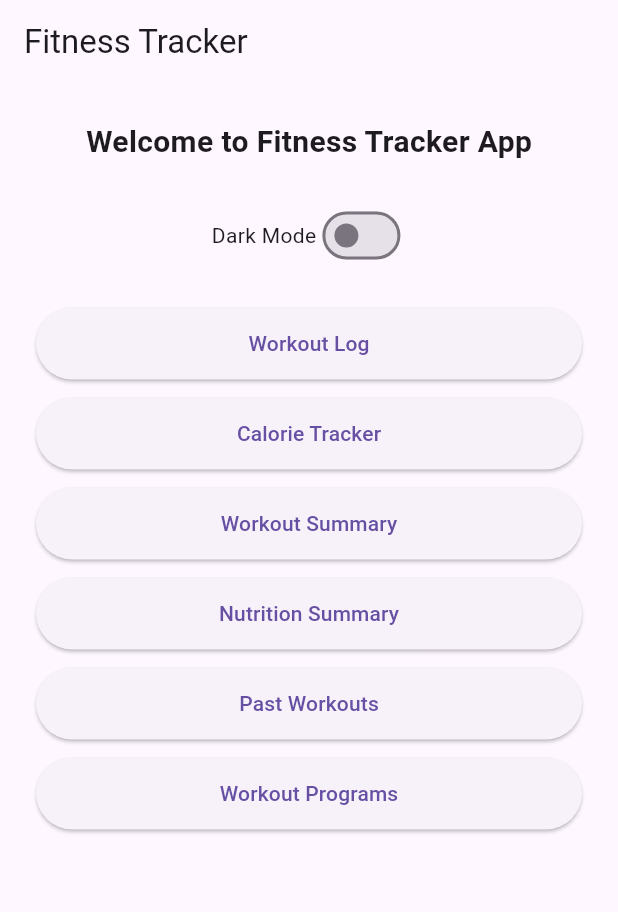
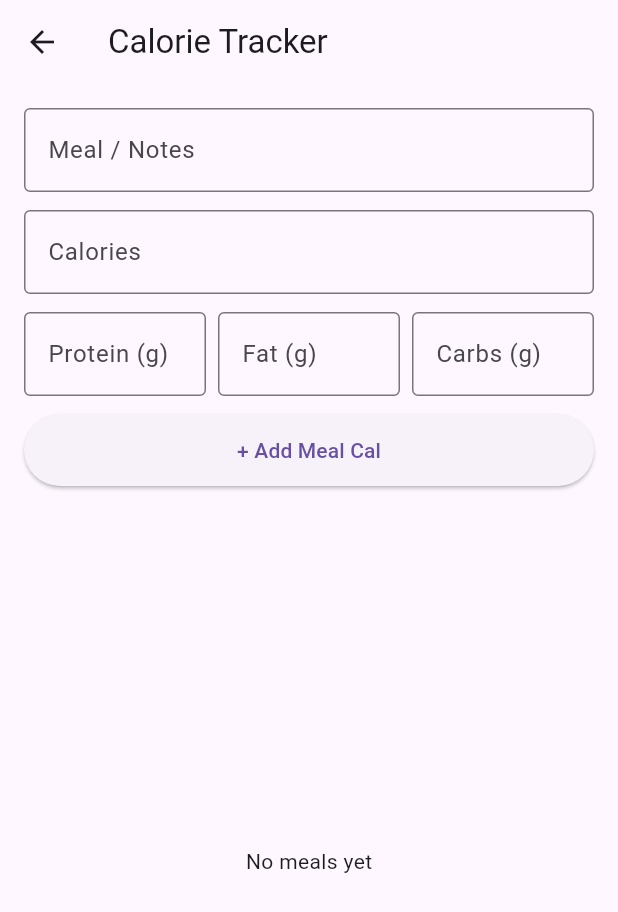
Before and after one commit to mohitkokane3900/fitness_tracker_app, a Flutter app: the screen it shows after launch, after a tap on "Calorie Tracker", on a phone screen of 412 x 824 dp. Shown: the top 912 px of the screen. Run offline on Flutter 3.47's test engine with Material 3 defaults, Android fonts, the phone set to English and light mode, and no system bars; our stand-ins replace shared_preferences.

Commit message:
Added calorie tracker page and meal list ui

```diff
--- /dev/null
+++ b/lib/screens/calorie_tracker_screen.dart
@@ -0,0 +1,145 @@
+import 'package:flutter/material.dart';
+
+class CalorieTrackerScreen extends StatefulWidget {
+  const CalorieTrackerScreen({super.key});
+  @override
+  State<CalorieTrackerScreen> createState() => _CalorieTrackerScreenState();
+}
+
+class _CalorieTrackerScreenState extends State<CalorieTrackerScreen> {
+  final TextEditingController mealCtl = TextEditingController();
+  final TextEditingController calCtl = TextEditingController();
+  final TextEditingController proteinCtl = TextEditingController();
+  final TextEditingController fatCtl = TextEditingController();
+  final TextEditingController carbsCtl = TextEditingController();
+
+  final List<Map<String, dynamic>> meals = [];
+
+  void _addMeal() {
+    final mealName = mealCtl.text.trim();
+    final cal = calCtl.text.trim();
+    final p = proteinCtl.text.trim();
+    final f = fatCtl.text.trim();
+    final c = carbsCtl.text.trim();
+
+    if (mealName.isEmpty) {
+      ScaffoldMessenger.of(
+        context,
+      ).showSnackBar(const SnackBar(content: Text('Enter meal info')));
+      return;
+    }
+
+    setState(() {
+      meals.insert(0, {
+        'meal_desc': mealName,
+        'calories': cal,
+        'protein_g': p,
+        'fat_g': f,
+        'carbs_g': c,
+        'time': DateTime.now().toString(),
+      });
+    });
+
+    mealCtl.clear();
+    calCtl.clear();
+    proteinCtl.clear();
+    fatCtl.clear();
+    carbsCtl.clear();
+  }
+
+  @override
+  Widget build(BuildContext context) {
+    return Scaffold(
+      appBar: AppBar(title: const Text('Calorie Tracker')),
+      body: Padding(
+        padding: const EdgeInsets.all(16),
+        child: Column(
+          children: [
+            TextField(
+              controller: mealCtl,
+              decoration: const InputDecoration(
+                border: OutlineInputBorder(),
+                labelText: 'Meal / Notes',
+              ),
+            ),
+            const SizedBox(height: 12),
+            TextField(
+              controller: calCtl,
+              keyboardType: TextInputType.number,
+              decoration: const InputDecoration(
+                border: OutlineInputBorder(),
+                labelText: 'Calories',
+              ),
+            ),
+            const SizedBox(height: 12),
+            Row(
+              children: [
+                Expanded(
+                  child: TextField(
+                    controller: proteinCtl,
+                    keyboardType: TextInputType.number,
+                    decoration: const InputDecoration(
+                      border: OutlineInputBorder(),
+                      labelText: 'Protein (g)',
+                    ),
+                  ),
+                ),
+                const SizedBox(width: 8),
+                Expanded(
+                  child: TextField(
+                    controller: fatCtl,
+                    keyboardType: TextInputType.number,
+                    decoration: const InputDecoration(
+                      border: OutlineInputBorder(),
+                      labelText: 'Fat (g)',
+                    ),
+                  ),
+                ),
+                const SizedBox(width: 8),
+                Expanded(
+                  child: TextField(
+                    controller: carbsCtl,
+                    keyboardType: TextInputType.number,
+                    decoration: const InputDecoration(
+                      border: OutlineInputBorder(),
+                      labelText: 'Carbs (g)',
+                    ),
+                  ),
+                ),
+              ],
+            ),
+            const SizedBox(height: 12),
+            SizedBox(
+              width: double.infinity,
+              height: 48,
+              child: ElevatedButton(
+                onPressed: _addMeal,
+                child: const Text('+ Add Meal Cal'),
+              ),
+            ),
+            const SizedBox(height: 16),
+            Expanded(
+              child: meals.isEmpty
+                  ? const Center(child: Text('No meals yet'))
+                  : ListView.builder(
+                      itemCount: meals.length,
+                      itemBuilder: (context, index) {
+                        final row = meals[index];
+                        return Card(
+                          margin: const EdgeInsets.only(bottom: 12),
+                          child: Padding(
+                            padding: const EdgeInsets.all(12),
+                            child: Text(
+                              '${row['meal_desc']}\nCalories: ${row['calories']}\nProtein: ${row['protein_g']} g\nFat: ${row['fat_g']} g\nCarbs: ${row['carbs_g']} g\n${row['time']}',
+                            ),
+                          ),
+                        );
+                      },
+                    ),
+            ),
+          ],
+        ),
+      ),
+    );
+  }
+}
--- a/lib/screens/home_screen.dart
+++ b/lib/screens/home_screen.dart
@@ -1,5 +1,6 @@
 import 'package:flutter/material.dart';
 import 'workout_log_screen.dart';
+import 'calorie_tracker_screen.dart';
 
 class HomeScreen extends StatelessWidget {
   final bool dark;
@@ -22,7 +23,6 @@ class HomeScreen extends StatelessWidget {
         padding: const EdgeInsets.all(24),
         child: SingleChildScrollView(
           child: Column(
-            mainAxisAlignment: MainAxisAlignment.start,
             children: [
               const Text(
                 'Welcome to Fitness Tracker App',
@@ -57,7 +57,14 @@ class HomeScreen extends StatelessWidget {
                 width: double.infinity,
                 height: 48,
                 child: ElevatedButton(
-                  onPressed: () {},
+                  onPressed: () {
+                    Navigator.push(
+                      context,
+                      MaterialPageRoute(
+                        builder: (_) => const CalorieTrackerScreen(),
+                      ),
+                    );
+                  },
                   child: const Text('Calorie Tracker'),
                 ),
               ),
```
